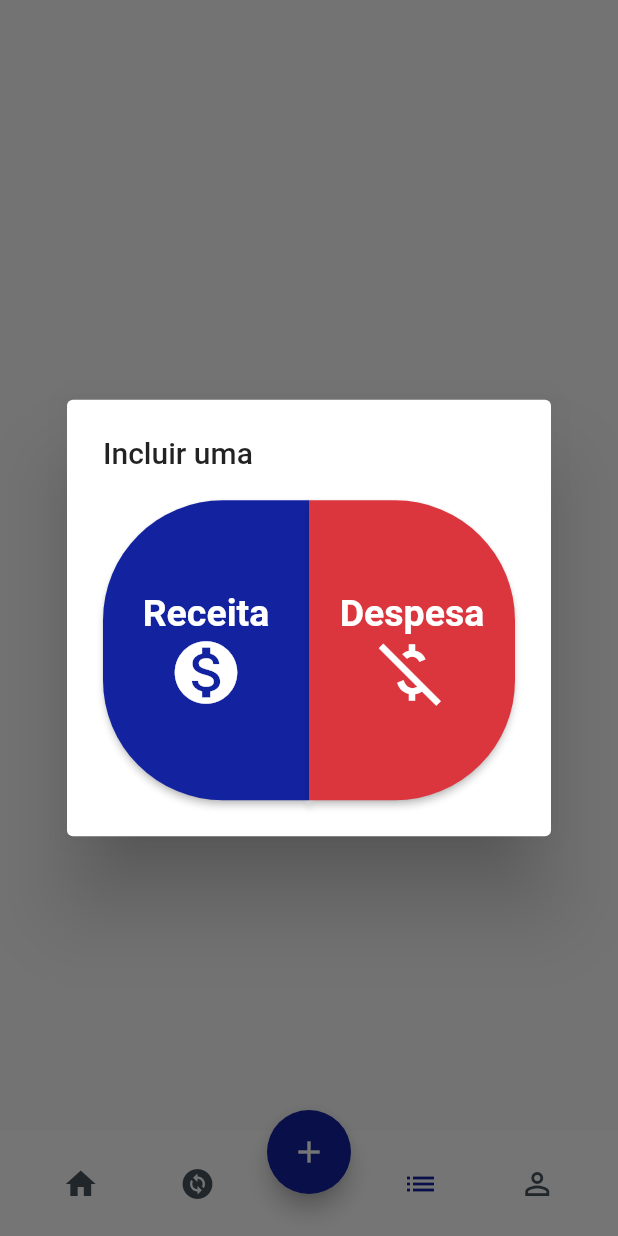
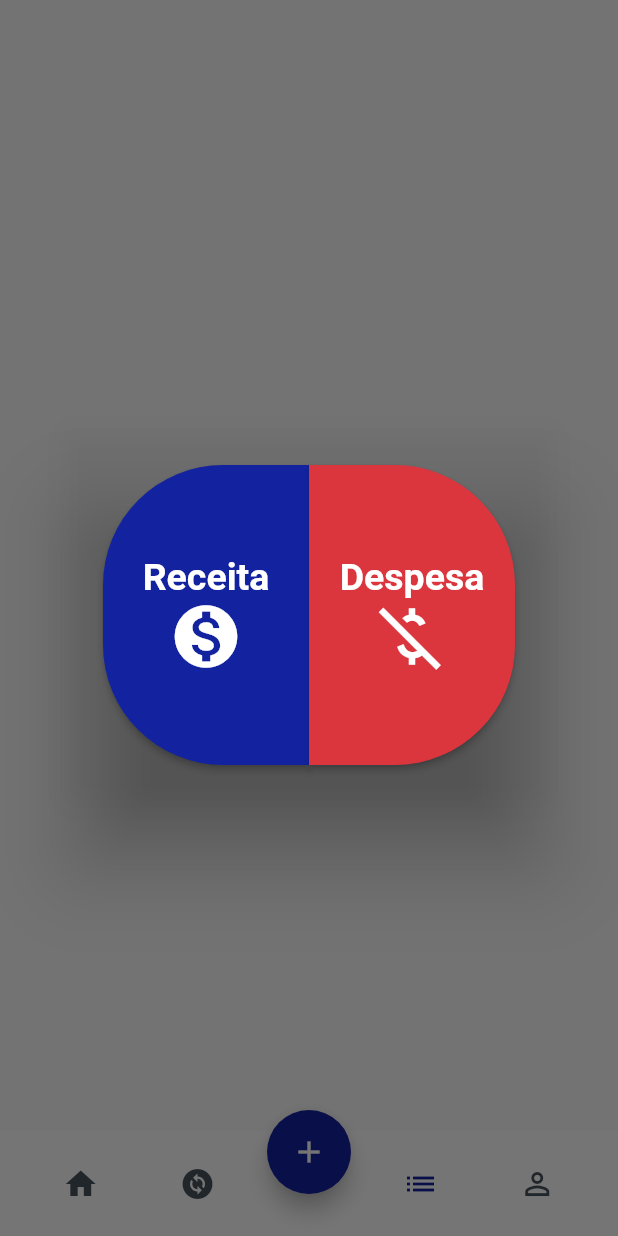
Before and after one commit to proz-tecnologia/PIT02GP06, a Flutter app: the screen it shows after launch, item 3 of the bottom bar chosen, after a tap on the "add" icon, on a phone screen of 412 x 824 dp. Run offline on Flutter 3.47's test engine with Material 2 defaults, Android fonts, the phone set to English and light mode, and no system bars; our stand-ins replace shared_preferences; missing offline and left inert: graphic.

Commit message:
edição modal adicionar transação

```diff
--- a/lib/src/widgets/new_transaction_dialog.dart
+++ b/lib/src/widgets/new_transaction_dialog.dart
@@ -8,7 +8,7 @@ Future<String?> showNewTransactionDialog(BuildContext context) {
       context: context,
       builder: (BuildContext context) {
         return AlertDialog(
-          title: const Text("Incluir uma"),
+          backgroundColor: Color(0x00000000),
           content: Row(children: [
             ElevatedButton(
                 onPressed: () {
```
